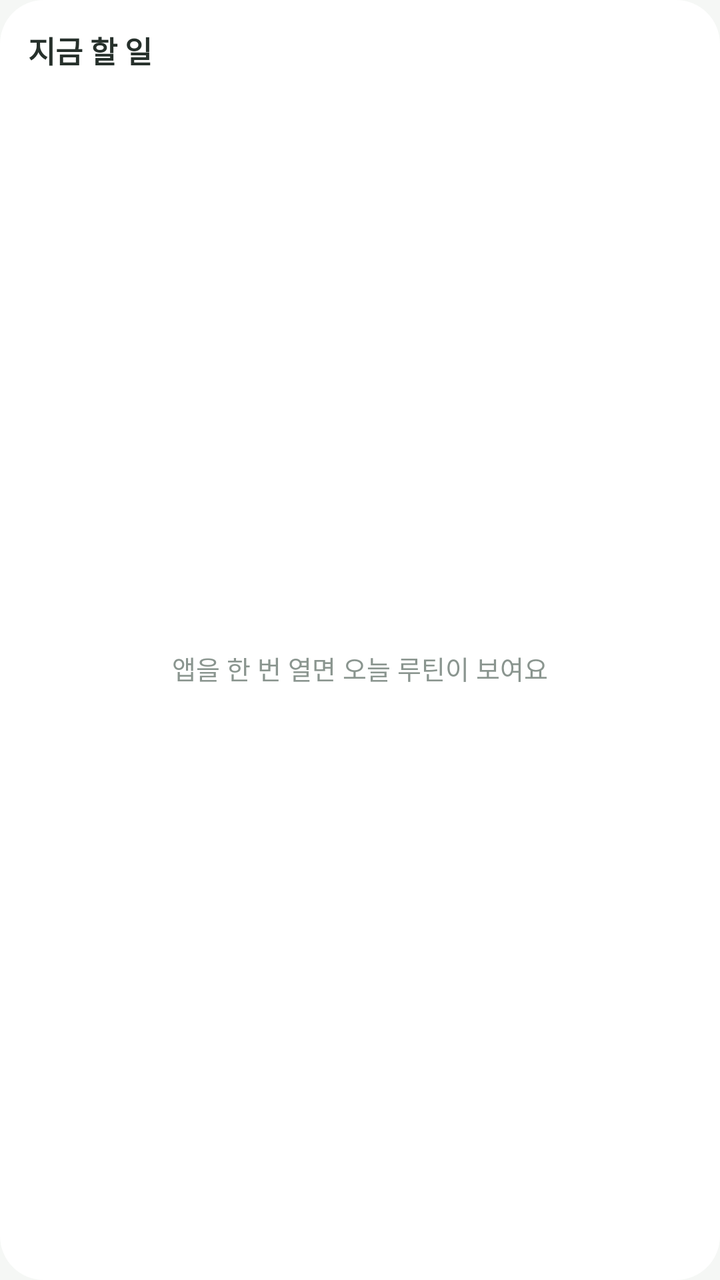
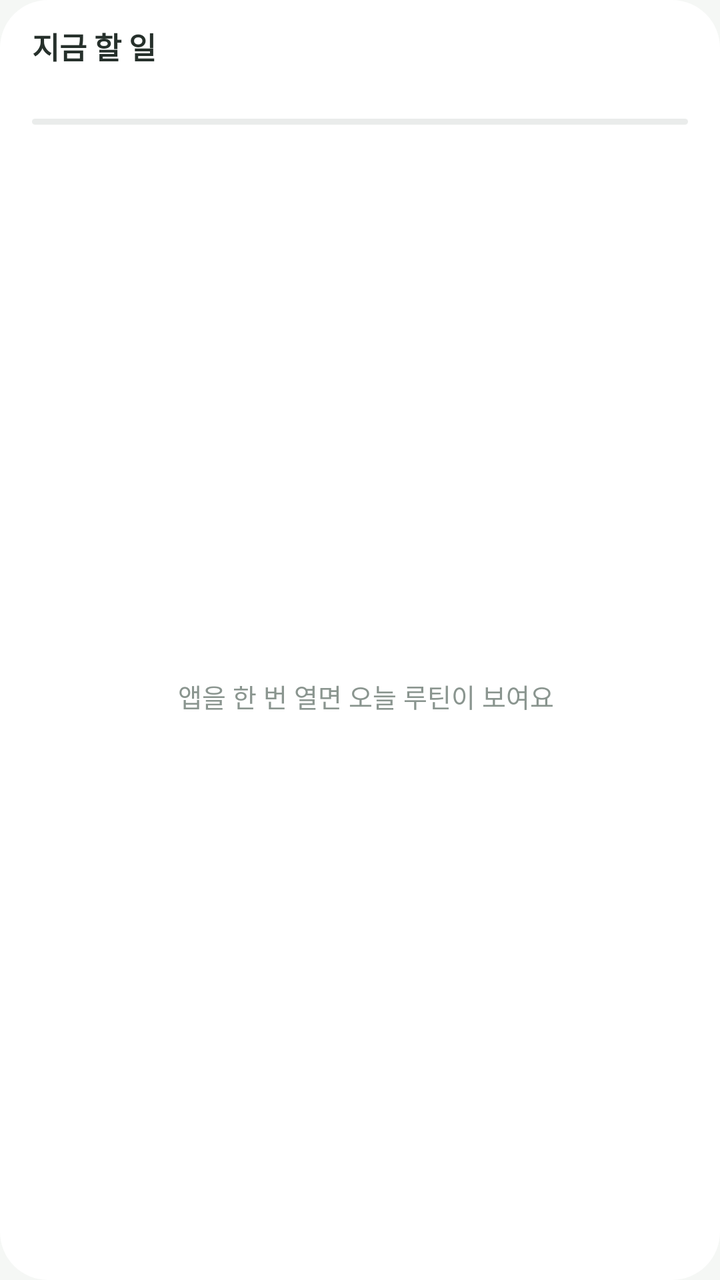

Two renders of the same Android screen: before a commit and after it. Below are the layout's source before the change and the commit's diff.
<!-- AndroidManifest.xml: application theme AppTheme -->
<!-- res/layout/widget_routines.xml -->
<?xml version="1.0" encoding="utf-8"?>
<LinearLayout xmlns:android="http://schemas.android.com/apk/res/android"
    android:layout_width="match_parent"
    android:layout_height="match_parent"
    android:orientation="vertical"
    android:background="@drawable/widget_bg"
    android:padding="14dp">

    <LinearLayout
        android:id="@+id/widgetHead"
        android:layout_width="match_parent"
        android:layout_height="wrap_content"
        android:orientation="horizontal"
        android:gravity="center_vertical"
        android:paddingBottom="6dp">
        <TextView
            android:id="@+id/widgetTitle"
            android:layout_width="0dp"
            android:layout_height="wrap_content"
            android:layout_weight="1"
            android:text="지금 할 일"
            android:textColor="@color/widgetText"
            android:textSize="15sp"
            android:textStyle="bold"
            android:maxLines="1"
            android:ellipsize="end" />
        <TextView
            android:id="@+id/widgetCount"
            android:layout_width="wrap_content"
            android:layout_height="wrap_content"
            android:textColor="@color/widgetMuted"
            android:textSize="12sp" />
    </LinearLayout>

    <FrameLayout
        android:layout_width="match_parent"
        android:layout_height="0dp"
        android:layout_weight="1">
        <ListView
            android:id="@+id/widgetList"
            android:layout_width="match_parent"
            android:layout_height="match_parent"
            android:divider="@null"
            android:dividerHeight="0dp"
            android:scrollbars="none" />
        <TextView
            android:id="@+id/widgetEmpty"
            android:layout_width="match_parent"
            android:layout_height="match_parent"
            android:gravity="center"
            android:text="앱을 한 번 열면 오늘 루틴이 보여요"
            android:textColor="@color/widgetMuted"
            android:textSize="13sp" />
    </FrameLayout>
</LinearLayout>
<!-- resources referenced by this layout -->
<resources>
  <color name="widgetMuted">#8A958F</color>
  <color name="widgetText">#26302B</color>
  <!-- drawable widget_bg (drawable) -->
  <?xml version="1.0" encoding="utf-8"?>
  <shape xmlns:android="http://schemas.android.com/apk/res/android" android:shape="rectangle">
      <solid android:color="@color/widgetBg" />
      <corners android:radius="22dp" />
  </shape>
  <style name="AppTheme" parent="Theme.AppCompat.DayNight.NoActionBar">
          <item name="android:windowBackground">@color/appBg</item>
      </style>
  <color name="widgetBg">#FFFFFF</color>
  <color name="appBg">#F5F7F5</color>
</resources>

<!-- the commit's change to res/layout/widget_routines.xml (unified diff, before → after) -->
@@ -1,55 +1,100 @@
 <?xml version="1.0" encoding="utf-8"?>
-<LinearLayout xmlns:android="http://schemas.android.com/apk/res/android"
+<FrameLayout xmlns:android="http://schemas.android.com/apk/res/android"
     android:layout_width="match_parent"
-    android:layout_height="match_parent"
-    android:orientation="vertical"
-    android:background="@drawable/widget_bg"
-    android:padding="14dp">
+    android:layout_height="match_parent">
+
+    <ImageView
+        android:id="@+id/widgetBgImg"
+        android:layout_width="match_parent"
+        android:layout_height="match_parent"
+        android:scaleType="fitXY"
+        android:src="@drawable/widget_bg" />
 
     <LinearLayout
-        android:id="@+id/widgetHead"
         android:layout_width="match_parent"
-        android:layout_height="wrap_content"
-        android:orientation="horizontal"
-        android:gravity="center_vertical"
-        android:paddingBottom="6dp">
-        <TextView
-            android:id="@+id/widgetTitle"
-            android:layout_width="0dp"
+        android:layout_height="match_parent"
+        android:orientation="vertical"
+        android:paddingStart="16dp"
+        android:paddingEnd="10dp"
+        android:paddingTop="12dp"
+        android:paddingBottom="10dp">
+
+        <LinearLayout
+            android:layout_width="match_parent"
             android:layout_height="wrap_content"
-            android:layout_weight="1"
-            android:text="지금 할 일"
-            android:textColor="@color/widgetText"
-            android:textSize="15sp"
-            android:textStyle="bold"
-            android:maxLines="1"
-            android:ellipsize="end" />
-        <TextView
-            android:id="@+id/widgetCount"
-            android:layout_width="wrap_content"
-            android:layout_height="wrap_content"
-            android:textColor="@color/widgetMuted"
-            android:textSize="12sp" />
+            android:orientation="horizontal"
+            android:gravity="center_vertical">
+            <LinearLayout
+                android:id="@+id/widgetHeadText"
+                android:layout_width="0dp"
+                android:layout_height="wrap_content"
+                android:layout_weight="1"
+                android:orientation="vertical">
+                <TextView
+                    android:id="@+id/widgetTitle"
+                    android:layout_width="match_parent"
+                    android:layout_height="wrap_content"
+                    android:text="지금 할 일"
+                    android:textColor="@color/widgetText"
+                    android:textSize="15sp"
+                    android:textStyle="bold"
+                    android:maxLines="1"
+                    android:ellipsize="end" />
+                <TextView
+                    android:id="@+id/widgetSub"
+                    android:layout_width="match_parent"
+                    android:layout_height="wrap_content"
+                    android:layout_marginTop="1dp"
+                    android:textColor="@color/widgetMuted"
+                    android:textSize="12sp"
+                    android:maxLines="1" />
+            </LinearLayout>
+            <ImageView
+                android:id="@+id/widgetGear"
+                android:layout_width="36dp"
+                android:layout_height="36dp"
+                android:padding="9dp"
+                android:src="@drawable/ic_widget_settings"
+                android:contentDescription="위젯 설정" />
+        </LinearLayout>
+
+        <ProgressBar
+            android:id="@+id/widgetProgress"
+            style="@android:style/Widget.ProgressBar.Horizontal"
+            android:layout_width="match_parent"
+            android:layout_height="3dp"
+            android:layout_marginTop="8dp"
+            android:layout_marginEnd="6dp"
+            android:layout_marginBottom="4dp"
+            android:max="1"
+            android:progress="0"
+            android:progressDrawable="@drawable/widget_progress" />
+
+        <FrameLayout
+            android:layout_width="match_parent"
+            android:layout_height="0dp"
+            android:layout_weight="1">
+            <ListView
+                android:id="@+id/widgetList"
+                android:layout_width="match_parent"
+                android:layout_height="match_parent"
+                android:divider="@null"
+                android:dividerHeight="0dp"
+                android:scrollbars="none" />
+            <LinearLayout
+                android:id="@+id/widgetPreviewList"
+                android:layout_width="match_parent"
+                android:layout_height="wrap_content"
+                android:orientation="vertical"
+                android:visibility="gone" />
+            <TextView
+                android:id="@+id/widgetEmpty"
+                android:layout_width="match_parent"
+                android:layout_height="match_parent"
+                android:gravity="center"
+                android:text="앱을 한 번 열면 오늘 루틴이 보여요"
+                android:textColor="@color/widgetMuted"
+                android:textSize="13sp" />
+        </FrameLayout>
     </LinearLayout>
-
-    <FrameLayout
-        android:layout_width="match_parent"
-        android:layout_height="0dp"
-        android:layout_weight="1">
-        <ListView
-            android:id="@+id/widgetList"
-            android:layout_width="match_parent"
-            android:layout_height="match_parent"
-            android:divider="@null"
-            android:dividerHeight="0dp"
-            android:scrollbars="none" />
-        <TextView
-            android:id="@+id/widgetEmpty"
-            android:layout_width="match_parent"
-            android:layout_height="match_parent"
-            android:gravity="center"
-            android:text="앱을 한 번 열면 오늘 루틴이 보여요"
-            android:textColor="@color/widgetMuted"
-            android:textSize="13sp" />
-    </FrameLayout>
-</LinearLayout>
+</FrameLayout>
<!-- resource entries referenced after the edit -->
@@ -2,16 +2,33 @@
 <resources>
   <color name="widgetMuted">#8A958F</color>
   <color name="widgetText">#26302B</color>
+  <!-- drawable ic_widget_settings (drawable) -->
+  <?xml version="1.0" encoding="utf-8"?>
+  <vector xmlns:android="http://schemas.android.com/apk/res/android"
+      android:width="18dp" android:height="18dp" android:viewportWidth="24" android:viewportHeight="24">
+      <path android:pathData="M4,7h9M17,7h3M4,17h3M11,17h9" android:strokeColor="#FFFFFFFF" android:strokeWidth="1.8" android:strokeLineCap="round" android:fillColor="#00000000"/>
+      <path android:pathData="M15,7m-2,0a2,2 0,1 1,4 0a2,2 0,1 1,-4 0M9,17m-2,0a2,2 0,1 1,4 0a2,2 0,1 1,-4 0" android:strokeColor="#FFFFFFFF" android:strokeWidth="1.8" android:fillColor="#00000000"/>
+  </vector>
   <!-- drawable widget_bg (drawable) -->
   <?xml version="1.0" encoding="utf-8"?>
   <shape xmlns:android="http://schemas.android.com/apk/res/android" android:shape="rectangle">
-      <solid android:color="@color/widgetBg" />
-      <corners android:radius="22dp" />
+      <solid android:color="#FFFFFFFF" />
+      <corners android:radius="24dp" />
   </shape>
+  <!-- drawable widget_progress (drawable) -->
+  <?xml version="1.0" encoding="utf-8"?>
+  <layer-list xmlns:android="http://schemas.android.com/apk/res/android">
+      <item android:id="@android:id/background">
+          <shape><corners android:radius="2dp" /><solid android:color="#2E8A958F" /></shape>
+      </item>
+      <item android:id="@android:id/progress">
+          <clip><shape><corners android:radius="2dp" /><solid android:color="@color/widgetAccent" /></shape></clip>
+      </item>
+  </layer-list>
   <style name="AppTheme" parent="Theme.AppCompat.DayNight.NoActionBar">
           <item name="android:windowBackground">@color/appBg</item>
       </style>
-  <color name="widgetBg">#FFFFFF</color>
+  <color name="widgetAccent">#3F9C7C</color>
   <color name="appBg">#F5F7F5</color>
 </resources>
 
